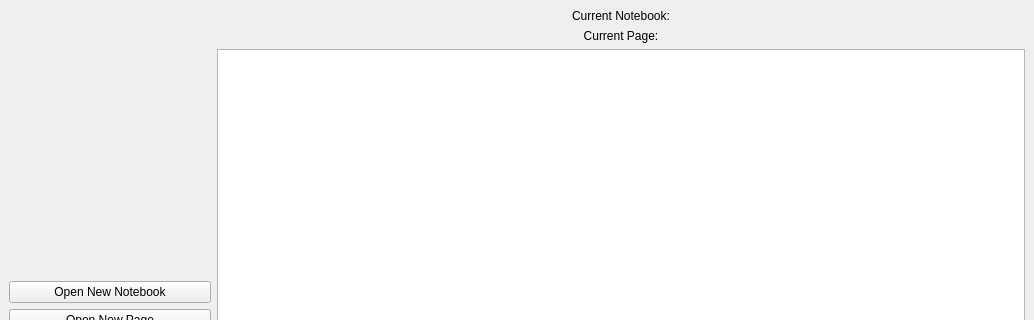
This is src/ui/MainWindow.ui in spineda2019/notelib as Qt 5 draws it before an edit; both pictures show x 0 to 1034 and y 0 to 320 of the 1034 by 834 pixel window. The edited form follows.
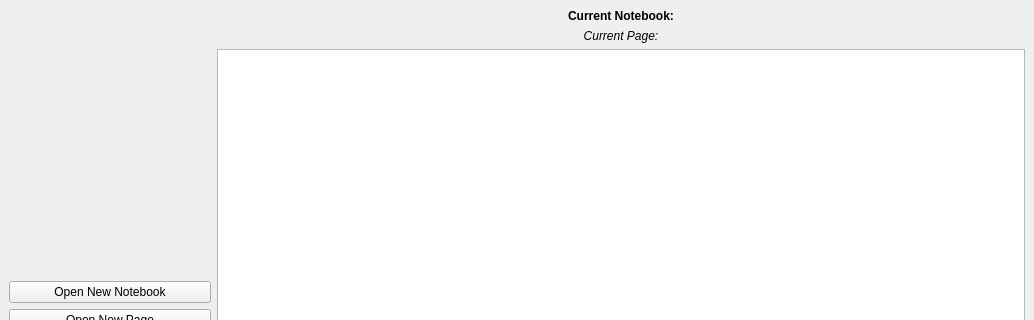
This is the edited form.

Commit message: make headers bold & italic depending on label

Diff of the .ui file:
```diff
--- a/src/ui/MainWindow.ui
+++ b/src/ui/MainWindow.ui
@@ -18,6 +18,9 @@
    <layout class="QGridLayout" name="gridLayout" columnstretch="1,4">
     <item row="0" column="1">
      <widget class="QLabel" name="label">
+      <property name="styleSheet">
+       <string notr="true">font-weight: bold;</string>
+      </property>
       <property name="text">
        <string>Current Notebook:</string>
       </property>
@@ -67,6 +70,9 @@
     </item>
     <item row="1" column="1">
      <widget class="QLabel" name="label_2">
+      <property name="styleSheet">
+       <string notr="true">font-style: italic;</string>
+      </property>
       <property name="text">
        <string>Current Page:</string>
       </property>
```
